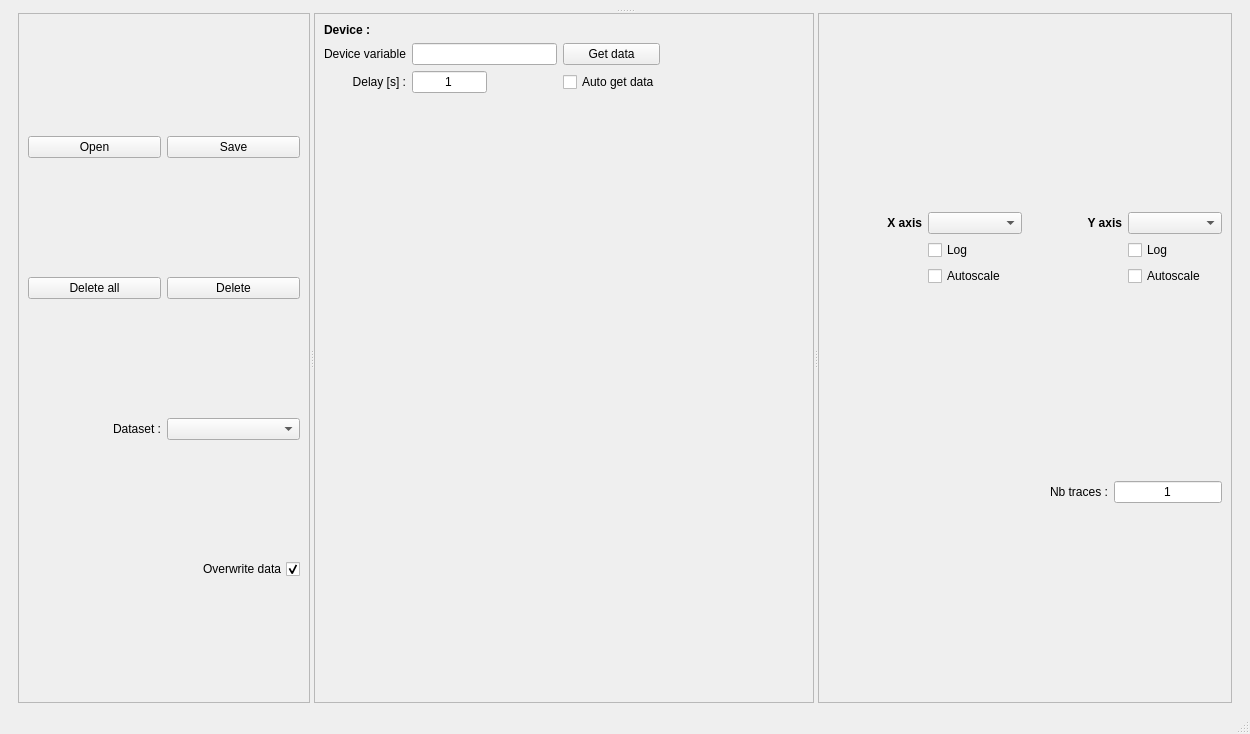
Before: the Qt Designer form autolab/core/gui/plotting/interface.ui in autolab-project/autolab, drawn with Qt 5.
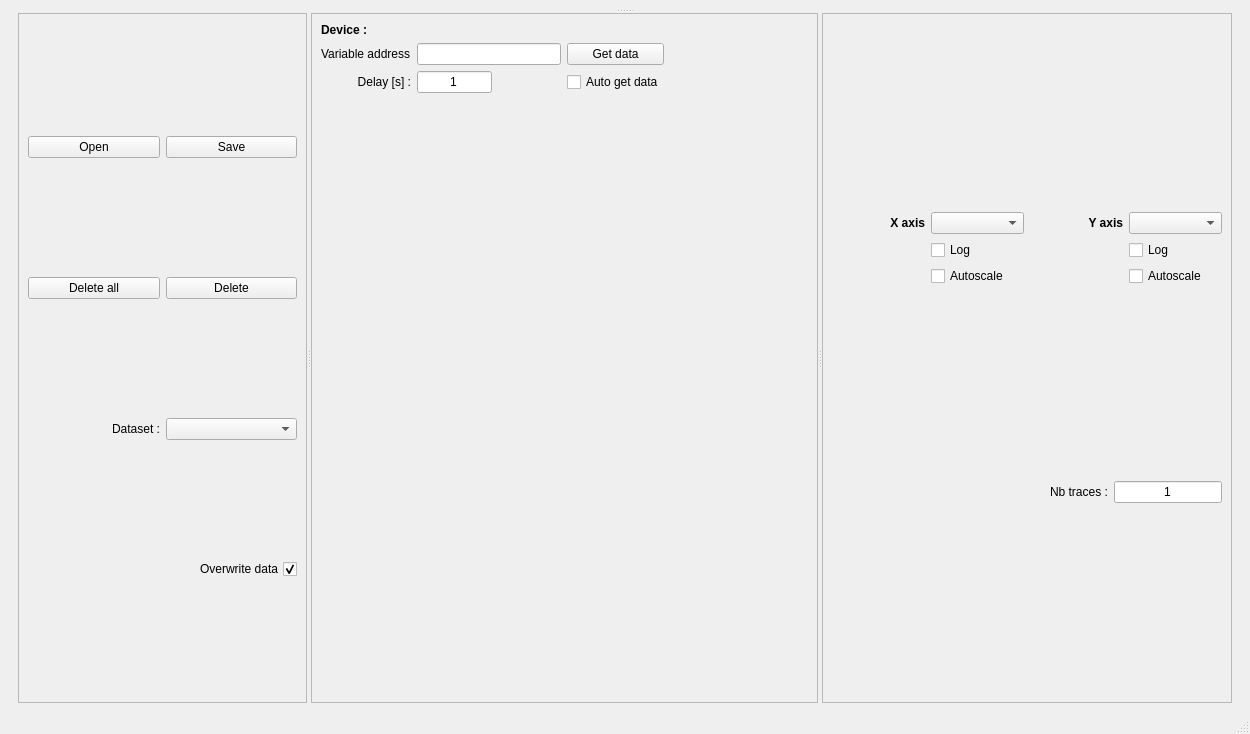
After: the same form once the commit is applied.

```diff
--- a/autolab/core/gui/plotting/interface.ui
+++ b/autolab/core/gui/plotting/interface.ui
@@ -269,7 +269,7 @@
             <item row="1" column="1">
              <widget class="QLabel" name="label">
               <property name="text">
-               <string>Device variable</string>
+               <string>Variable address</string>
               </property>
              </widget>
             </item>
```
Left out of the diff: 10 changed lines with no effect on the pictures.
